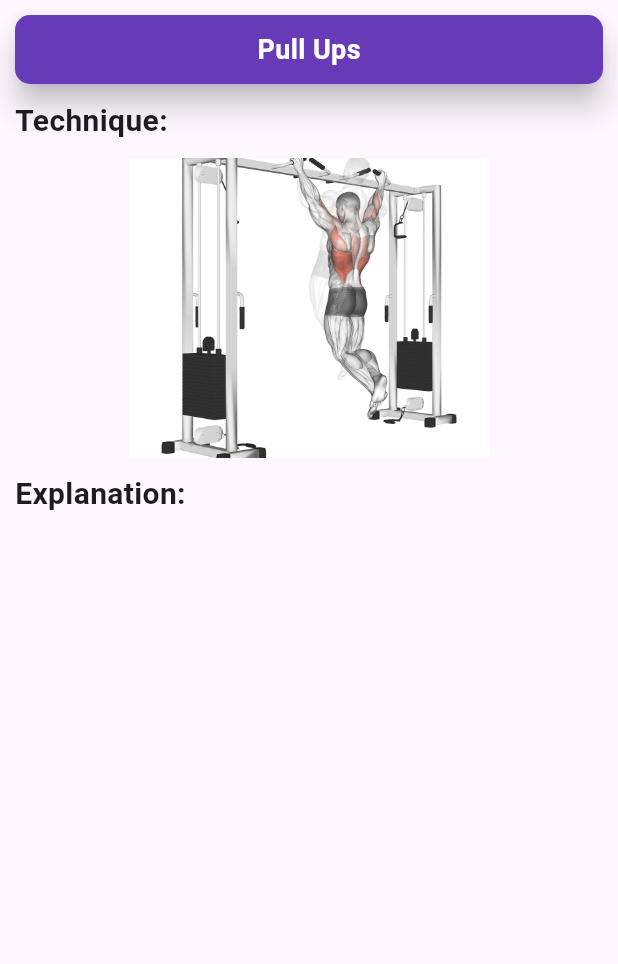
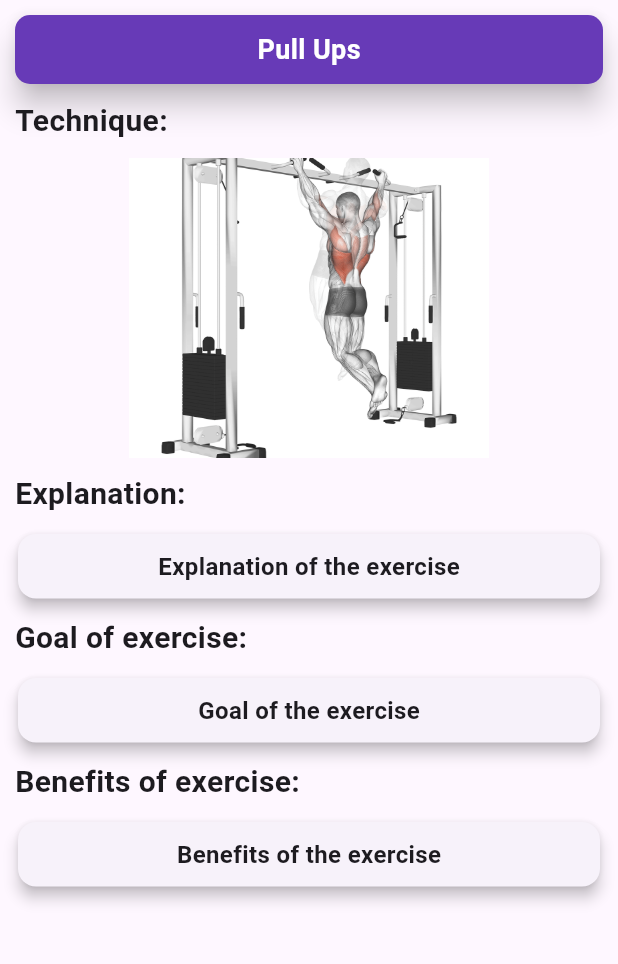
Before and after one commit to ReinoRabbit/personal_project, a Flutter app: the PullupPage screen opened directly, on a phone screen of 412 x 824 dp, the part 84-1048 px from its top. Run offline on Flutter 3.47's test engine with Material 3 defaults, Android fonts, the light colour scheme and no system bars; our stand-ins replace firebase_auth, firebase_core; accounts and stored records are empty.

Commit message:
Expanded on the page

```diff
--- a/lib/ui/pullups_page.dart
+++ b/lib/ui/pullups_page.dart
@@ -87,6 +87,101 @@ class _PullupPageState extends State<PullupPage> {
                 ),
               ),
 
+              Padding(
+                padding: const EdgeInsets.all(8.0),
+                child: SizedBox(
+                  width: double.infinity,
+                  child: Card(
+                    elevation: 4,
+                    shape: RoundedRectangleBorder(
+                      borderRadius: BorderRadius.circular(12.0),
+                    ),
+                    child: const Padding(
+                      padding: EdgeInsets.all(10.0),
+                      child: Center(
+                        child: Text(
+                          'Explanation of the exercise',
+                          style: TextStyle(
+                            fontSize: 16.0,
+                            fontWeight: FontWeight.bold,
+                          ),
+                        ),
+                      ),
+                    ),
+                  ),
+                ),
+              ),
+
+              const Padding(
+                padding: EdgeInsets.only(left: 10),
+                child: Text("Goal of exercise:",
+                  style: TextStyle(
+                    fontSize: 20,
+                    fontWeight: FontWeight.bold,
+                  ),
+                ),
+              ),
+
+              Padding(
+                padding: const EdgeInsets.all(8.0),
+                child: SizedBox(
+                  width: double.infinity,
+                  child: Card(
+                    elevation: 4,
+                    shape: RoundedRectangleBorder(
+                      borderRadius: BorderRadius.circular(12.0),
+                    ),
+                    child: const Padding(
+                      padding: EdgeInsets.all(10.0),
+                      child: Center(
+                        child: Text(
+                          'Goal of the exercise',
+                          style: TextStyle(
+                            fontSize: 16.0,
+                            fontWeight: FontWeight.bold,
+                          ),
+                        ),
+                      ),
+                    ),
+                  ),
+                ),
+              ),
+
+              const Padding(
+                padding: EdgeInsets.only(left: 10),
+                child: Text("Benefits of exercise:",
+                  style: TextStyle(
+                    fontSize: 20,
+                    fontWeight: FontWeight.bold,
+                  ),
+                ),
+              ),
+
+              Padding(
+                padding: const EdgeInsets.all(8.0),
+                child: SizedBox(
+                  width: double.infinity,
+                  child: Card(
+                    elevation: 4,
+                    shape: RoundedRectangleBorder(
+                      borderRadius: BorderRadius.circular(12.0),
+                    ),
+                    child: const Padding(
+                      padding: EdgeInsets.all(10.0),
+                      child: Center(
+                        child: Text(
+                          'Benefits of the exercise',
+                          style: TextStyle(
+                            fontSize: 16.0,
+                            fontWeight: FontWeight.bold,
+                          ),
+                        ),
+                      ),
+                    ),
+                  ),
+                ),
+              ),
+
             ],
           ),
         ),
```
